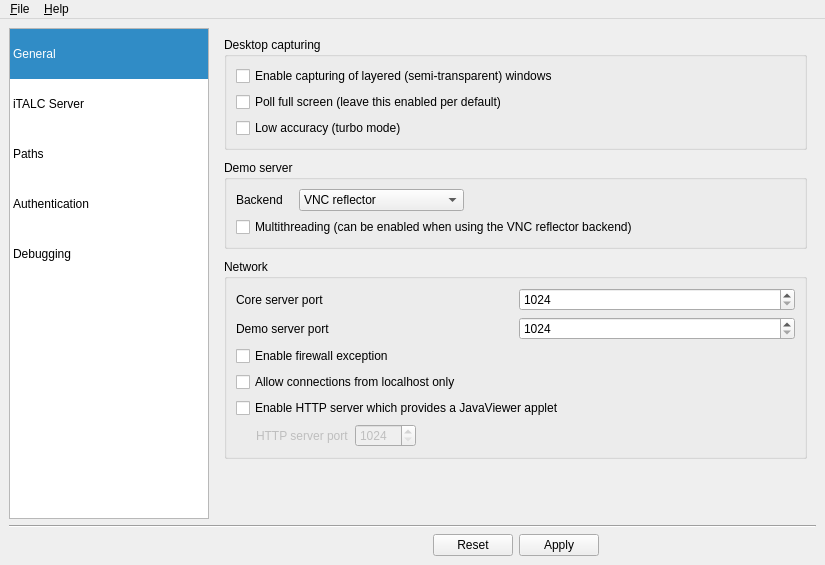
This is italc-windows/italc.git/imc/Forms/MainWindow.ui in univention/ucs-school as Qt 5 draws it before an edit. The edited form follows.
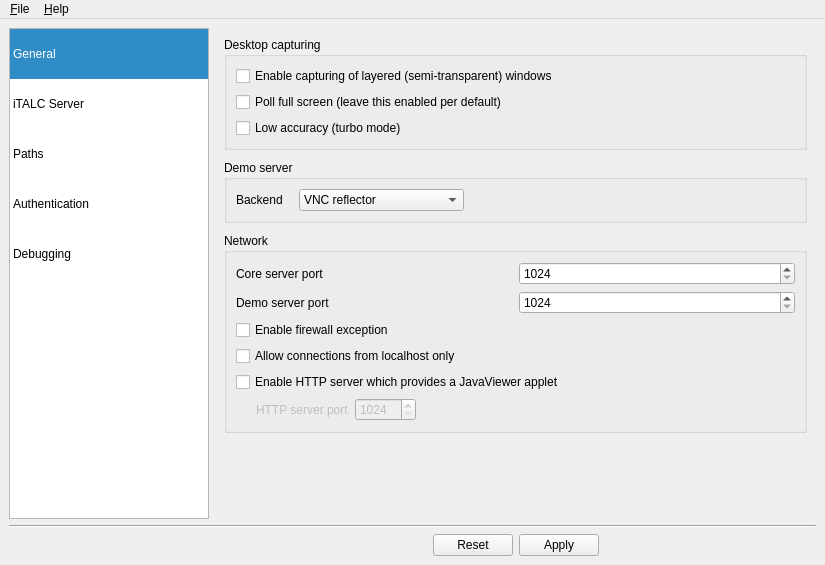
This is the edited form. The open tabs and pages were chosen to show the change. Icons and pictures are not drawn.

```diff
--- a/italc-windows/italc.git/imc/Forms/MainWindow.ui
+++ b/italc-windows/italc.git/imc/Forms/MainWindow.ui
@@ -519,13 +519,6 @@
              </item>
             </layout>
            </item>
-           <item>
-            <widget class="QCheckBox" name="isDemoServerMultithreaded">
-             <property name="text">
-              <string>Multithreading (can be enabled when using the VNC reflector backend)</string>
-             </property>
-            </widget>
-           </item>
           </layout>
          </widget>
         </item>
```
